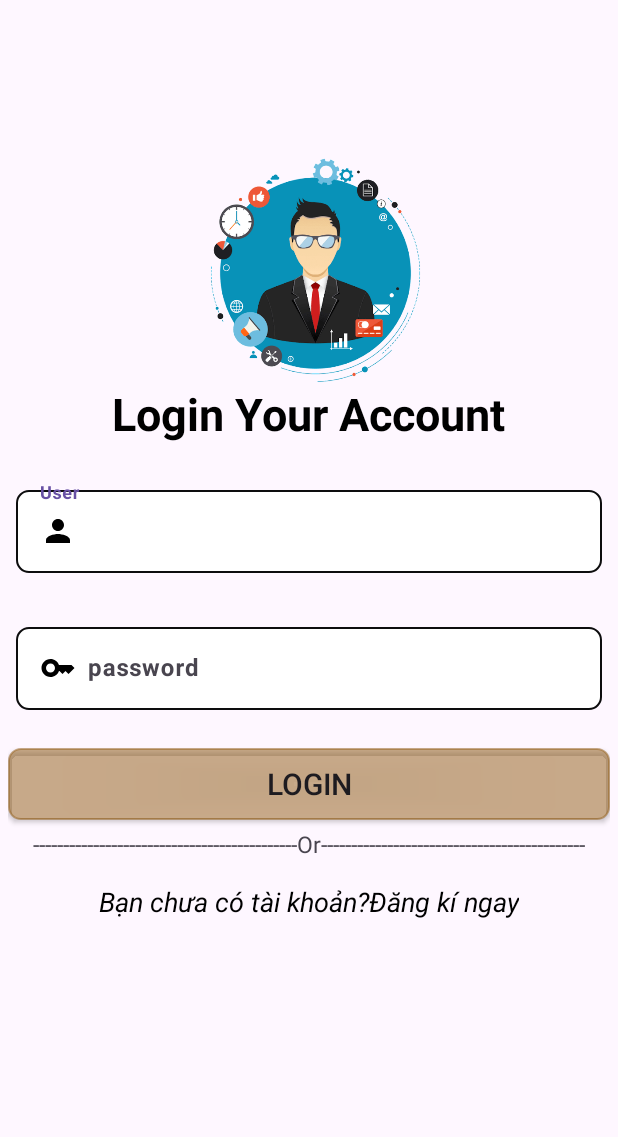
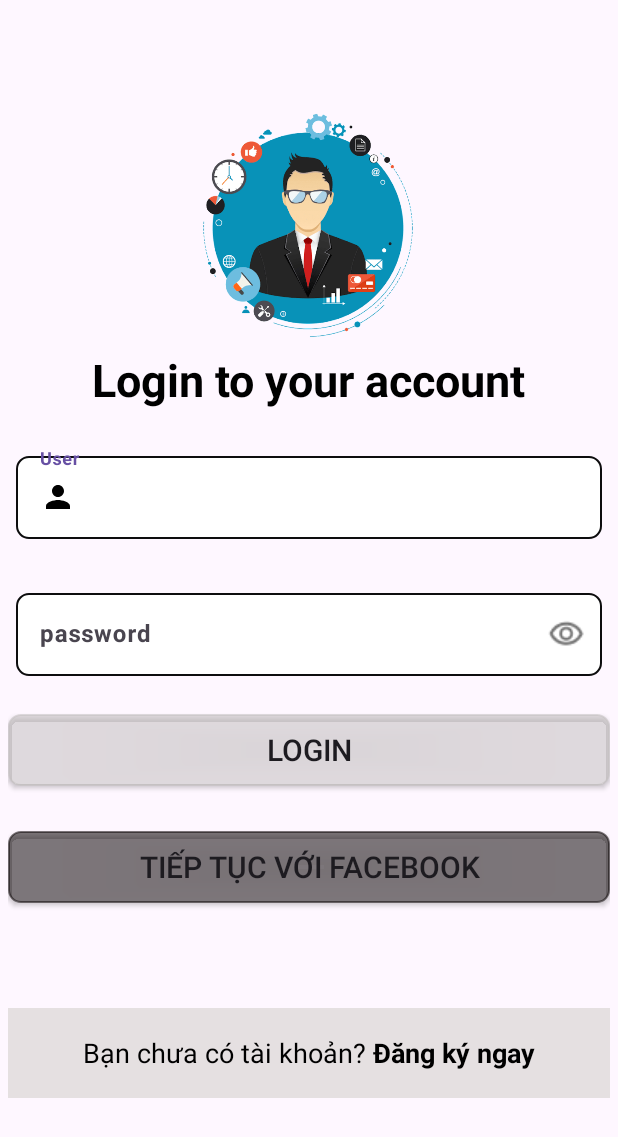
Before and after one commit to MinhChien204/PMA101-Group-6, an Android app: the screen it shows after launch (DangNhapActivity), on a phone screen of 412 x 824 dp. Shown: the top 1137 px of the screen. Run offline under Robolectric (Android 15) with nearby library versions, the phone set to English and light mode, and no system bars; our stand-ins replace Firebase (no records; nobody signed in at launch, a user with empty details on screens opened directly).

Commit message:
update dn,dk

```diff
--- /dev/null
+++ b/app/src/main/res/drawable/password_toggle.xml
@@ -0,0 +1,5 @@
+<?xml version="1.0" encoding="utf-8"?>
+<selector xmlns:android="http://schemas.android.com/apk/res/android">
+    <item android:state_checked="false" android:drawable="@drawable/visibility_of"/>
+    <item android:state_checked="true" android:drawable="@drawable/visibility"/>
+</selector>
--- a/app/src/main/res/layout/activity_dang_ky.xml
+++ b/app/src/main/res/layout/activity_dang_ky.xml
@@ -12,6 +12,7 @@
         android:layout_width="wrap_content"
         android:layout_height="wrap_content"
         android:text="Đăng ký tài khoản"
+        android:layout_gravity="center"
         android:textColor="@color/black"
         android:textSize="25dp"
         android:textStyle="bold"
@@ -83,12 +84,13 @@
         android:id="@+id/btndangnhapdk"
         android:layout_width="match_parent"
         android:layout_height="50dp"
-        android:background="#8962"
-        android:text="ĐĂNG KÝ"
-        android:textColor="@color/white"
+        android:background="@drawable/khung_edit"
+        android:text="Đăng Ký"
+        android:textColor="@color/black"
         android:textStyle="bold"
         android:textSize="21dp"
         android:layout_marginTop="25dp"
+
         />
 
 </LinearLayout>
--- a/app/src/main/res/layout/activity_dang_nhap.xml
+++ b/app/src/main/res/layout/activity_dang_nhap.xml
@@ -1,5 +1,6 @@
 <?xml version="1.0" encoding="utf-8"?>
 <LinearLayout xmlns:android="http://schemas.android.com/apk/res/android"
+    xmlns:app="http://schemas.android.com/apk/res-auto"
     xmlns:tools="http://schemas.android.com/tools"
     android:layout_width="match_parent"
     android:layout_height="match_parent"
@@ -8,18 +9,20 @@
     tools:context=".DangNhapActivity">
 
     <ImageView
-        android:layout_width="410dp"
+        android:layout_width="400dp"
         android:layout_height="150dp"
-        android:layout_marginTop="100dp"
+        android:layout_marginTop="70dp"
         android:src="@drawable/img_4" />
+
     <TextView
         android:layout_width="wrap_content"
         android:layout_height="wrap_content"
-        android:text="Login Your Account"
+        android:text="Login to your account"
         android:layout_gravity="center"
         android:textSize="30dp"
+        android:layout_marginTop="7dp"
         android:textColor="@color/black"
-        android:textStyle="bold"/>
+        android:textStyle="bold" />
 
     <LinearLayout
         android:layout_width="match_parent"
@@ -56,7 +59,9 @@
         <com.google.android.material.textfield.TextInputLayout
             android:layout_width="match_parent"
             android:layout_height="wrap_content"
-            android:layout_marginTop="20dp">
+            android:layout_marginTop="20dp"
+            app:passwordToggleEnabled="true"
+            app:passwordToggleDrawable="@drawable/password_toggle">
 
             <com.google.android.material.textfield.TextInputEditText
                 android:id="@+id/txt_password"
@@ -68,11 +73,11 @@
                 android:hint="password"
                 android:padding="15dp"
                 android:textColor="@color/black"
+
                 android:textStyle="bold" />
         </com.google.android.material.textfield.TextInputLayout>
 
     </LinearLayout>
-
 
 
     <androidx.appcompat.widget.AppCompatButton
@@ -81,29 +86,53 @@
         android:layout_height="wrap_content"
         android:layout_marginTop="20dp"
         android:background="@drawable/khung_edit"
-        android:backgroundTint="#8962"
+        android:backgroundTint="#88C3BFBF"
         android:text="Login"
         android:textSize="20dp" />
 
-    <TextView
-        android:layout_width="wrap_content"
+    <androidx.appcompat.widget.AppCompatButton
+        android:id="@+id/btn_facebook"
+        android:layout_width="match_parent"
         android:layout_height="wrap_content"
-        android:layout_gravity="center_horizontal"
-        android:layout_margin="5dp"
-        android:text="--------------------------------------------Or--------------------------------------------"
-        android:textSize="15dp"
-        tools:ignore="TextSizeCheck" />
+        android:layout_marginTop="30dp"
+        android:background="@drawable/khung_edit"
+        android:backgroundTint="#880C0707"
+        android:text="Tiếp tục với Facebook"
+        android:textSize="20dp" />
 
 
 
-    <TextView
-        android:id="@+id/tv_register"
-        android:layout_width="wrap_content"
+
+
+
+    <LinearLayout
+        android:layout_width="match_parent"
         android:layout_height="wrap_content"
-        android:layout_gravity="center_horizontal"
-        android:layout_marginTop="10dp"
-        android:text="Bạn chưa có tài khoản?Đăng kí ngay"
-        android:textColor="@color/black"
-        android:textSize="18dp"
-        android:textStyle="italic" />
+        android:orientation="horizontal"
+        android:gravity="center"
+        android:background="#88D1CCC7"
+        android:layout_marginTop="70dp">
+
+        <TextView
+            android:layout_width="wrap_content"
+            android:layout_height="60dp"
+            android:text="Bạn chưa có tài khoản?"
+            android:textColor="@color/black"
+            android:gravity="center"
+            android:textSize="18dp"
+            />
+
+        <TextView
+            android:id="@+id/tv_register"
+            android:layout_width="wrap_content"
+            android:layout_height="60dp"
+            android:text=" Đăng ký ngay"
+            android:textColor="@color/black"
+            android:gravity="center"
+            android:textSize="18dp"
+            android:textStyle="bold" />
+
+
+    </LinearLayout>
+
 </LinearLayout>
```
Also changed, not shown: app/src/main/res/drawable/visibility.png (added), app/src/main/res/drawable/visibility_of.png (added).
